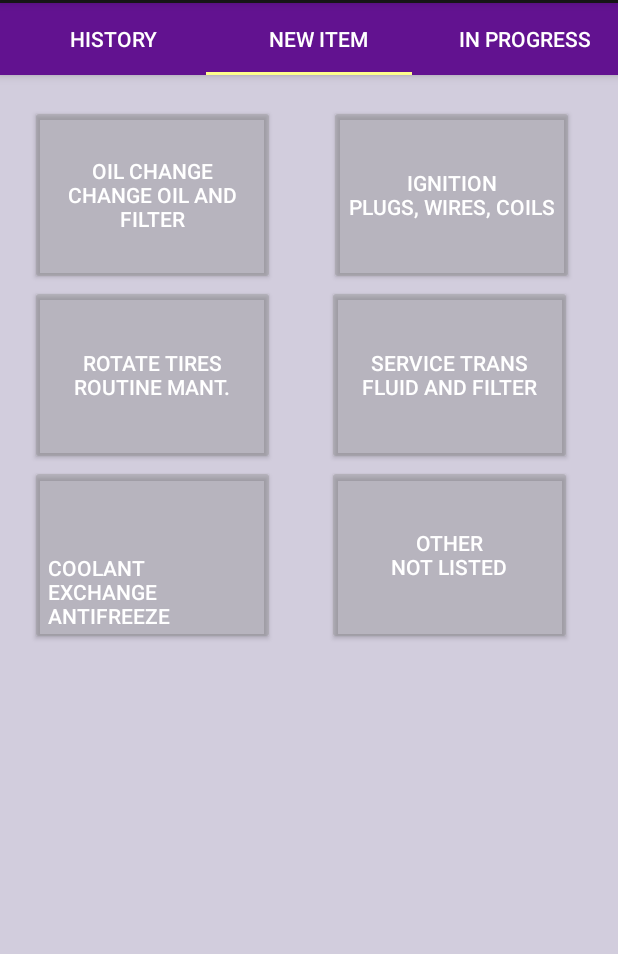
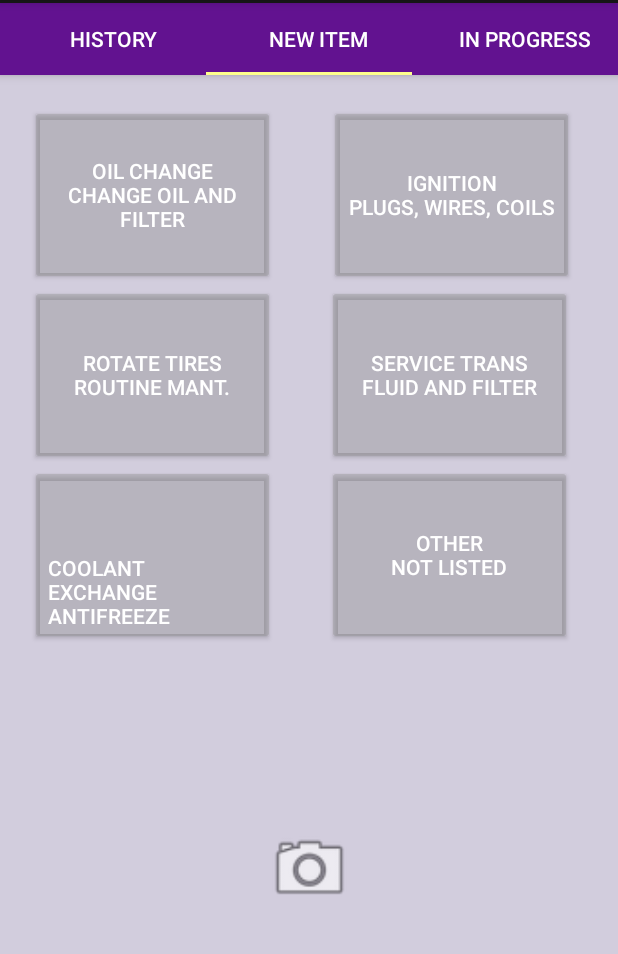
Before and after one commit to sdpinson/GloveBox, an Android app: the screen it shows after launch (MainActivity), tab 2 chosen, on a phone screen of 412 x 824 dp, the part 81-1035 px from its top. Run offline under Robolectric (Android 15) with nearby library versions, the phone set to English and light mode, and no system bars.

Commit message:
Added light functionality to the newItemFragment

```diff
--- a/app/src/main/java/com/cpsc4150/glovebox/Fragments/NewItemFragment.java
+++ b/app/src/main/java/com/cpsc4150/glovebox/Fragments/NewItemFragment.java
@@ -1,11 +1,16 @@
 package com.cpsc4150.glovebox.Fragments;
 
+import android.content.Context;
+import android.hardware.camera2.CameraAccessException;
+import android.hardware.camera2.CameraManager;
 import android.os.Bundle;
 import android.util.Log;
 import android.view.LayoutInflater;
 import android.view.View;
 import android.view.ViewGroup;
 import android.widget.Button;
+import android.widget.ImageView;
+
 import androidx.annotation.NonNull;
 import androidx.annotation.Nullable;
 import androidx.fragment.app.Fragment;
@@ -15,9 +20,10 @@ import androidx.fragment.app.FragmentTransaction;
 import com.cpsc4150.glovebox.R;
 
 public class NewItemFragment extends Fragment {
+    private Boolean flashLightFlag = false;
     @Nullable
     @Override
-    public View onCreateView(@NonNull LayoutInflater inflater, @Nullable ViewGroup container, @Nullable Bundle savedInstanceState) {
+    public View onCreateView(@NonNull LayoutInflater inflater, @Nullable final ViewGroup container, @Nullable Bundle savedInstanceState) {
         View v =  inflater.inflate(R.layout.fragment_newitem,container, false);
         final Button coolantServiceButton = (Button) v.findViewById(R.id.CoolantServiceButton);
         final Button oilServiceButton = (Button) v.findViewById(R.id.oilChangeButton);
@@ -25,6 +31,37 @@ public class NewItemFragment extends Fragment {
         final Button transServiceButton = (Button) v.findViewById(R.id.transServiceButton);
         final Button tireRotationButton = (Button) v.findViewById(R.id.tireRotationButton);
         final Button ignitionServiceButton = (Button) v.findViewById(R.id.ignitionButton);
+        final ImageView flashLight = (ImageView)v.findViewById(R.id.flashLight);
+        //Manager for the camera
+        final CameraManager cameraManager = (CameraManager) container.getContext().getSystemService(Context.CAMERA_SERVICE);
+
+        //Toggles the flashlight when clicked
+        flashLight.setOnClickListener(new View.OnClickListener() {
+            @Override
+            public void onClick(View view) {
+                String cameraId;
+                try{
+                    cameraId = cameraManager.getCameraIdList()[0];
+                    if (!flashLightFlag){
+                        try{
+                            cameraManager.setTorchMode(cameraId,true);
+                            flashLightFlag = true;
+                        } catch (CameraAccessException e){
+
+                        }
+
+                    }
+                    else {
+                        cameraManager.setTorchMode(cameraId,false);
+                        flashLightFlag = false;
+
+                    }
+                }catch (CameraAccessException e) {
+
+                }
+            }
+        });
+
 
         //Each on click listener now contains a bundle that passes the title of the button pressed
         //to the service fragment for better readability.
--- a/app/src/main/res/layout/fragment_newitem.xml
+++ b/app/src/main/res/layout/fragment_newitem.xml
@@ -1,5 +1,6 @@
 <?xml version="1.0" encoding="utf-8"?>
 <RelativeLayout xmlns:android="http://schemas.android.com/apk/res/android"
+    xmlns:app="http://schemas.android.com/apk/res-auto"
     android:layout_width="match_parent"
     android:layout_height="match_parent"
     android:background="@color/fragmentBackGroundColor"
@@ -65,4 +66,13 @@
         android:backgroundTint="@color/serviceButtonColor"
         android:textColor="@color/appBarText"
         android:text="@string/IgnitionButton" />
+
+    <ImageView
+        android:id="@+id/flashLight"
+        android:layout_width="62dp"
+        android:layout_height="58dp"
+        android:layout_marginStart="175dp"
+        android:layout_marginTop="500dp"
+        android:clickable="true"
+        app:srcCompat="@android:drawable/ic_menu_camera" />
 </RelativeLayout>
```
Also changed, not shown: app/src/main/java/com/cpsc4150/glovebox/MainActivity.java (+19 -1 lines).
